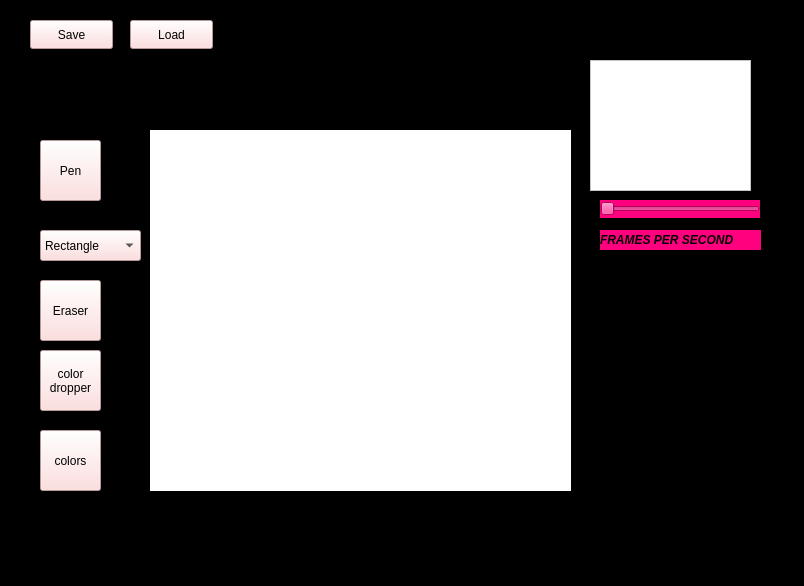
aishug18/SpriteEditor, file SpriteEditor/mainwindow.ui: the form before one commit.
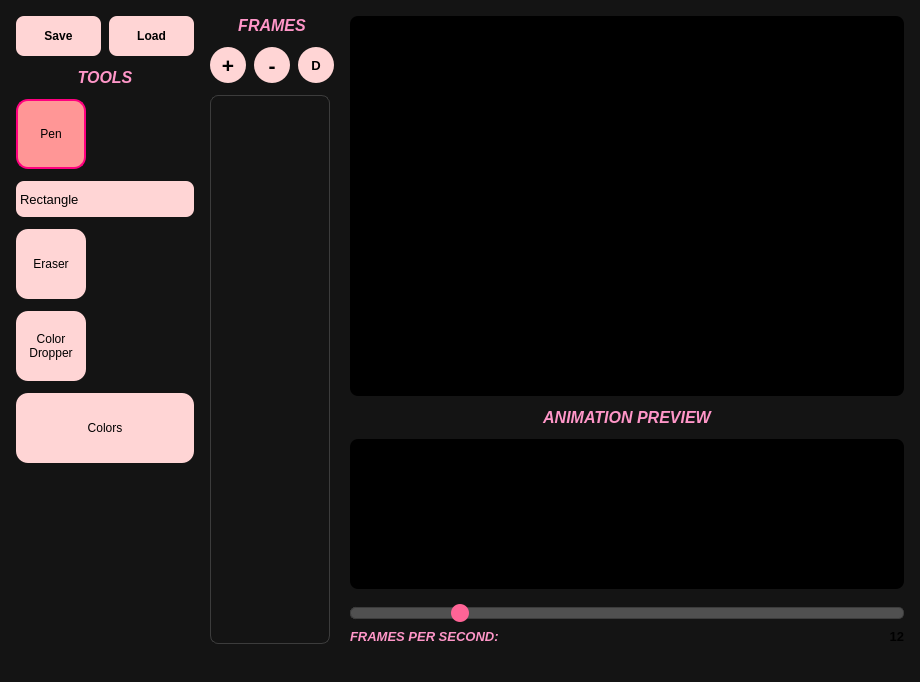
The form after the commit. Icons and pictures are not drawn. Custom widgets are drawn as their Qt base class.

```diff
--- a/SpriteEditor/mainwindow.ui
+++ b/SpriteEditor/mainwindow.ui
@@ -6,8 +6,8 @@
    <rect>
     <x>0</x>
     <y>0</y>
-    <width>804</width>
-    <height>586</height>
+    <width>920</width>
+    <height>650</height>
    </rect>
   </property>
   <property name="windowTitle">
@@ -17,293 +17,725 @@
    <bool>false</bool>
   </property>
   <property name="styleSheet">
-   <string notr="true">background-color: rgb(0, 0, 0);</string>
+   <string notr="true">background-color: rgb(20, 20, 20);</string>
   </property>
   <widget class="QWidget" name="centralwidget">
-   <widget class="SpriteCanvas" name="spriteCanvas" native="true">
-    <property name="geometry">
-     <rect>
-      <x>150</x>
-      <y>130</y>
-      <width>421</width>
-      <height>361</height>
-     </rect>
+   <layout class="QHBoxLayout" name="horizontalLayout">
+    <property name="spacing">
+     <number>16</number>
     </property>
-    <property name="styleSheet">
-     <string notr="true">QWidget {
-	background-color: rgb(255, 255, 255)
-}</string>
+    <property name="leftMargin">
+     <number>16</number>
     </property>
-   </widget>
-   <widget class="QToolButton" name="eraseToggleButton">
-    <property name="geometry">
-     <rect>
-      <x>40</x>
-      <y>280</y>
-      <width>61</width>
-      <height>61</height>
-     </rect>
+    <property name="topMargin">
+     <number>16</number>
     </property>
-    <property name="styleSheet">
-     <string notr="true">
-
-QToolButton {
-background-color: rgb(255, 213, 213)
-}</string>
+    <property name="rightMargin">
+     <number>16</number>
     </property>
-    <property name="text">
-     <string>Eraser</string>
+    <property name="bottomMargin">
+     <number>16</number>
     </property>
-    <property name="icon">
-     <iconset resource="icons.qrc">
-      <normaloff>:/icons/eraserIcon.png</normaloff>:/icons/eraserIcon.png</iconset>
-    </property>
-    <property name="iconSize">
-     <size>
-      <width>50</width>
-      <height>50</height>
-     </size>
-    </property>
-    <property name="checkable">
-     <bool>true</bool>
-    </property>
-   </widget>
-   <widget class="QPushButton" name="saveButton">
-    <property name="geometry">
-     <rect>
-      <x>30</x>
-      <y>20</y>
-      <width>83</width>
-      <height>29</height>
-     </rect>
-    </property>
-    <property name="styleSheet">
-     <string notr="true">
+    <item>
+     <!-- LEFT PANEL: TOOLS -->
+     <layout class="QVBoxLayout" name="toolsLayout">
+      <property name="spacing">
+       <number>12</number>
+      </property>
+      <item>
+       <layout class="QHBoxLayout" name="fileActionsLayout">
+        <property name="spacing">
+         <number>8</number>
+        </property>
+        <item>
+         <widget class="QPushButton" name="saveButton">
+          <property name="minimumSize">
+           <size>
+            <width>85</width>
+            <height>40</height>
+           </size>
+          </property>
+          <property name="font">
+           <font>
+            <bold>true</bold>
+           </font>
+          </property>
+          <property name="styleSheet">
+           <string notr="true">QPushButton {
+background-color: rgb(255, 213, 213);
+border-radius: 8px;
+font-weight: bold;
+}
+QPushButton:hover {
+  background-color: rgb(255, 190, 190);
+}</string>
+          </property>
+          <property name="text">
+           <string>Save</string>
+          </property>
+         </widget>
+        </item>
+        <item>
+         <widget class="QPushButton" name="loadButton">
+          <property name="minimumSize">
+           <size>
+            <width>85</width>
+            <height>40</height>
+           </size>
+          </property>
+          <property name="font">
+           <font>
+            <bold>true</bold>
+           </font>
+          </property>
+          <property name="styleSheet">
+           <string notr="true">QPushButton {
+background-color: rgb(255, 213, 213);
+border-radius: 8px;
+font-weight: bold;
+}
+QPushButton:hover {
+  background-color: rgb(255, 190, 190);
+}</string>
+          </property>
+          <property name="text">
+           <string>Load</string>
+          </property>
+         </widget>
+        </item>
+       </layout>
+      </item>
+      <item>
+       <widget class="QLabel" name="toolsLabel">
+        <property name="font">
+         <font>
+          <pointsize>12</pointsize>
+          <italic>true</italic>
+          <bold>true</bold>
+         </font>
+        </property>
+        <property name="styleSheet">
+         <string notr="true">color: rgb(255, 150, 200);</string>
+        </property>
+        <property name="text">
+         <string>TOOLS</string>
+        </property>
+        <property name="alignment">
+         <set>Qt::AlignCenter</set>
+        </property>
+       </widget>
+      </item>
+      <item>
+       <widget class="QToolButton" name="penToolButton">
+        <property name="minimumSize">
+         <size>
+          <width>70</width>
+          <height>70</height>
+         </size>
+        </property>
+        <property name="styleSheet">
+         <string notr="true">QToolButton {
+background-color: rgb(255, 213, 213);
+border-radius: 12px;
+}
 
-QPushButton {
-background-color: rgb(255, 213, 213)
+QToolButton:hover {
+  background-color: rgb(255, 190, 190);
+}
+
+QToolButton:checked {
+  background-color: rgb(255, 150, 150);
+  border: 2px solid rgb(255, 0, 127);
 }</string>
-    </property>
-    <property name="text">
-     <string>Save</string>
-    </property>
-   </widget>
-   <widget class="QPushButton" name="loadButton">
-    <property name="geometry">
-     <rect>
-      <x>130</x>
-      <y>20</y>
-      <width>83</width>
-      <height>29</height>
-     </rect>
-    </property>
-    <property name="styleSheet">
-     <string notr="true">
+        </property>
+        <property name="text">
+         <string>Pen</string>
+        </property>
+        <property name="icon">
+         <iconset resource="icons.qrc">
+          <normaloff>:/icons/penIcon.png</normaloff>:/icons/penIcon.png</iconset>
+        </property>
+        <property name="iconSize">
+         <size>
+          <width>48</width>
+          <height>48</height>
+         </size>
+        </property>
+        <property name="checkable">
+         <bool>true</bool>
+        </property>
+        <property name="checked">
+         <bool>true</bool>
+        </property>
+       </widget>
+      </item>
+      <item>
+       <widget class="QComboBox" name="shapeComboBox">
+        <property name="minimumSize">
+         <size>
+          <width>0</width>
+          <height>36</height>
+         </size>
+        </property>
+        <property name="font">
+         <font>
+          <pointsize>10</pointsize>
+         </font>
+        </property>
+        <property name="styleSheet">
+         <string notr="true">QComboBox {
+background-color: rgb(255, 213, 213);
+border-radius: 8px;
+padding: 4px;
+}
 
-QPushButton {
-background-color: rgb(255, 213, 213)
+QComboBox::drop-down {
+border-width: 0px;
+}
+
+QComboBox QAbstractItemView {
+background-color: rgb(255, 213, 213);
+selection-background-color: rgb(255, 0, 127);
 }</string>
-    </property>
-    <property name="text">
-     <string>Load</string>
-    </property>
-   </widget>
-   <widget class="QSlider" name="fpsSlider">
-    <property name="geometry">
-     <rect>
-      <x>600</x>
-      <y>200</y>
-      <width>160</width>
-      <height>18</height>
-     </rect>
-    </property>
-    <property name="styleSheet">
-     <string notr="true">QWidget {
-background-color: rgb(255, 0, 127)
+        </property>
+        <item>
+         <property name="text">
+          <string>Rectangle</string>
+         </property>
+        </item>
+        <item>
+         <property name="text">
+          <string>Square</string>
+         </property>
+        </item>
+        <item>
+         <property name="text">
+          <string>Circle</string>
+         </property>
+        </item>
+        <item>
+         <property name="text">
+          <string>Line</string>
+         </property>
+        </item>
+       </widget>
+      </item>
+      <item>
+       <widget class="QToolButton" name="eraseToggleButton">
+        <property name="minimumSize">
+         <size>
+          <width>70</width>
+          <height>70</height>
+         </size>
+        </property>
+        <property name="styleSheet">
+         <string notr="true">QToolButton {
+background-color: rgb(255, 213, 213);
+border-radius: 12px;
+}
+
+QToolButton:hover {
+  background-color: rgb(255, 190, 190);
+}
+
+QToolButton:checked {
+  background-color: rgb(255, 150, 150);
+  border: 2px solid rgb(255, 0, 127);
 }</string>
-    </property>
-    <property name="orientation">
-     <enum>Qt::Orientation::Horizontal</enum>
-    </property>
-   </widget>
-   <widget class="QLabel" name="label">
-    <property name="geometry">
-     <rect>
-      <x>600</x>
-      <y>230</y>
-      <width>161</width>
-      <height>20</height>
-     </rect>
-    </property>
-    <property name="font">
-     <font>
-      <italic>true</italic>
-      <bold>true</bold>
-     </font>
-    </property>
-    <property name="styleSheet">
-     <string notr="true">QWidget {
-background-color: rgb(255, 0, 127)
+        </property>
+        <property name="text">
+         <string>Eraser</string>
+        </property>
+        <property name="icon">
+         <iconset resource="icons.qrc">
+          <normaloff>:/icons/eraserIcon.png</normaloff>:/icons/eraserIcon.png</iconset>
+        </property>
+        <property name="iconSize">
+         <size>
+          <width>48</width>
+          <height>48</height>
+         </size>
+        </property>
+        <property name="checkable">
+         <bool>true</bool>
+        </property>
+       </widget>
+      </item>
+      <item>
+       <widget class="QToolButton" name="colorDropperToolButton">
+        <property name="minimumSize">
+         <size>
+          <width>70</width>
+          <height>70</height>
+         </size>
+        </property>
+        <property name="styleSheet">
+         <string notr="true">QToolButton {
+background-color: rgb(255, 213, 213);
+border-radius: 12px;
+}
+
+QToolButton:hover {
+  background-color: rgb(255, 190, 190);
+}
+
+QToolButton:checked {
+  background-color: rgb(255, 150, 150);
+  border: 2px solid rgb(255, 0, 127);
 }</string>
-    </property>
-    <property name="text">
-     <string>FRAMES PER SECOND</string>
-    </property>
-   </widget>
-   <widget class="QFrame" name="frame">
-    <property name="geometry">
-     <rect>
-      <x>590</x>
-      <y>60</y>
-      <width>161</width>
-      <height>131</height>
-     </rect>
-    </property>
-    <property name="styleSheet">
-     <string notr="true">QWidget {
-	background-color: rgb(255, 255, 255)
+        </property>
+        <property name="text">
+         <string>Color
+Dropper</string>
+        </property>
+        <property name="iconSize">
+         <size>
+          <width>48</width>
+          <height>48</height>
+         </size>
+        </property>
+        <property name="checkable">
+         <bool>true</bool>
+        </property>
+       </widget>
+      </item>
+      <item>
+       <widget class="QPushButton" name="colorPushButton">
+        <property name="minimumSize">
+         <size>
+          <width>70</width>
+          <height>70</height>
+         </size>
+        </property>
+        <property name="styleSheet">
+         <string notr="true">QPushButton {
+background-color: rgb(255, 213, 213);
+border-radius: 12px;
+}
+
+QPushButton:hover {
+  background-color: rgb(255, 190, 190);
 }</string>
-    </property>
-    <property name="frameShape">
-     <enum>QFrame::Shape::StyledPanel</enum>
-    </property>
-    <property name="frameShadow">
-     <enum>QFrame::Shadow::Raised</enum>
-    </property>
-   </widget>
-   <widget class="QLabel" name="label_2">
-    <property name="geometry">
-     <rect>
-      <x>590</x>
-      <y>30</y>
-      <width>161</width>
-      <height>20</height>
-     </rect>
-    </property>
-    <property name="font">
-     <font>
-      <italic>true</italic>
-      <bold>true</bold>
-      <underline>false</underline>
-     </font>
-    </property>
-    <property name="styleSheet">
-     <string notr="true">QWidget {
-background-color: rgb(255, 0, 127)
-}rgb(255, 0, 127)</string>
-    </property>
-    <property name="text">
-     <string>ANIMATION PREVIEW</string>
-    </property>
-   </widget>
-   <widget class="QToolButton" name="penToolButton">
-    <property name="geometry">
-     <rect>
-      <x>40</x>
-      <y>140</y>
-      <width>61</width>
-      <height>61</height>
-     </rect>
-    </property>
-    <property name="styleSheet">
-     <string notr="true">
+        </property>
+        <property name="text">
+         <string>Colors</string>
+        </property>
+       </widget>
+      </item>
+      <item>
+       <spacer name="verticalSpacer">
+        <property name="orientation">
+         <enum>Qt::Vertical</enum>
+        </property>
+        <property name="sizeHint" stdset="0">
+         <size>
+          <width>20</width>
+          <height>40</height>
+         </size>
+        </property>
+       </spacer>
+      </item>
+     </layout>
+    </item>
 
-QToolButton {
-background-color: rgb(255, 213, 213)
+    <!-- MIDDLE PANEL: FRAMES -->
+    <item>
+     <layout class="QVBoxLayout" name="framesColumnLayout">
+      <property name="spacing">
+       <number>12</number>
+      </property>
+      <item>
+       <widget class="QLabel" name="framesLabel">
+        <property name="font">
+         <font>
+          <pointsize>12</pointsize>
+          <italic>true</italic>
+          <bold>true</bold>
+         </font>
+        </property>
+        <property name="styleSheet">
+         <string notr="true">color: rgb(255, 150, 200);</string>
+        </property>
+        <property name="text">
+         <string>FRAMES</string>
+        </property>
+        <property name="alignment">
+         <set>Qt::AlignCenter</set>
+        </property>
+       </widget>
+      </item>
+      <item>
+       <layout class="QHBoxLayout" name="frameControlsLayout">
+        <property name="spacing">
+         <number>8</number>
+        </property>
+        <item>
+         <widget class="QPushButton" name="addFrameButton">
+          <property name="minimumSize">
+           <size>
+            <width>36</width>
+            <height>36</height>
+           </size>
+          </property>
+          <property name="maximumSize">
+           <size>
+            <width>36</width>
+            <height>36</height>
+           </size>
+          </property>
+          <property name="font">
+           <font>
+            <pointsize>16</pointsize>
+            <bold>true</bold>
+           </font>
+          </property>
+          <property name="toolTip">
+           <string>Add New Frame</string>
+          </property>
+          <property name="styleSheet">
+           <string notr="true">QPushButton {
+  background-color: rgb(255, 213, 213);
+  border-radius: 18px;
+}
+
+QPushButton:hover {
+  background-color: rgb(255, 190, 190);
 }</string>
-    </property>
-    <property name="text">
-     <string>Pen</string>
-    </property>
-    <property name="icon">
-     <iconset resource="icons.qrc">
-      <normaloff>:/icons/penIcon.png</normaloff>:/icons/penIcon.png</iconset>
-    </property>
-    <property name="iconSize">
-     <size>
-      <width>60</width>
-      <height>60</height>
-     </size>
-    </property>
-   </widget>
-   <widget class="QToolButton" name="colorDropperToolButton">
-    <property name="geometry">
-     <rect>
-      <x>40</x>
-      <y>350</y>
-      <width>61</width>
-      <height>61</height>
-     </rect>
-    </property>
-    <property name="styleSheet">
-     <string notr="true">
+          </property>
+          <property name="text">
+           <string>+</string>
+          </property>
+         </widget>
+        </item>
+        <item>
+         <widget class="QPushButton" name="deleteFrameButton">
+          <property name="minimumSize">
+           <size>
+            <width>36</width>
+            <height>36</height>
+           </size>
+          </property>
+          <property name="maximumSize">
+           <size>
+            <width>36</width>
+            <height>36</height>
+           </size>
+          </property>
+          <property name="font">
+           <font>
+            <pointsize>16</pointsize>
+            <bold>true</bold>
+           </font>
+          </property>
+          <property name="toolTip">
+           <string>Delete Current Frame</string>
+          </property>
+          <property name="styleSheet">
+           <string notr="true">QPushButton {
+  background-color: rgb(255, 213, 213);
+  border-radius: 18px;
+}
 
-QToolButton {
-background-color: rgb(255, 213, 213)
+QPushButton:hover {
+  background-color: rgb(255, 190, 190);
 }</string>
-    </property>
-    <property name="text">
-     <string>color
-dropper</string>
-    </property>
-   </widget>
-   <widget class="QPushButton" name="colorPushButton">
-    <property name="geometry">
-     <rect>
-      <x>40</x>
-      <y>430</y>
-      <width>61</width>
-      <height>61</height>
-     </rect>
-    </property>
-    <property name="styleSheet">
-     <string notr="true">
+          </property>
+          <property name="text">
+           <string>-</string>
+          </property>
+         </widget>
+        </item>
+        <item>
+         <widget class="QPushButton" name="duplicateFrameButton">
+          <property name="minimumSize">
+           <size>
+            <width>36</width>
+            <height>36</height>
+           </size>
+          </property>
+          <property name="maximumSize">
+           <size>
+            <width>36</width>
+            <height>36</height>
+           </size>
+          </property>
+          <property name="font">
+           <font>
+            <pointsize>10</pointsize>
+            <bold>true</bold>
+           </font>
+          </property>
+          <property name="toolTip">
+           <string>Duplicate Current Frame</string>
+          </property>
+          <property name="styleSheet">
+           <string notr="true">QPushButton {
+  background-color: rgb(255, 213, 213);
+  border-radius: 18px;
+}
 
-QPushButton {
-background-color: rgb(255, 213, 213)
+QPushButton:hover {
+  background-color: rgb(255, 190, 190);
 }</string>
-    </property>
-    <property name="text">
-     <string>colors</string>
-    </property>
-   </widget>
-   <widget class="QComboBox" name="shapeComboBox">
-    <property name="geometry">
-     <rect>
-      <x>40</x>
-      <y>230</y>
-      <width>101</width>
-      <height>31</height>
-     </rect>
-    </property>
-    <property name="styleSheet">
-     <string notr="true">
+          </property>
+          <property name="text">
+           <string>D</string>
+          </property>
+         </widget>
+        </item>
+       </layout>
+      </item>
+      <item>
+       <widget class="QScrollArea" name="framesScrollArea">
+        <property name="minimumSize">
+         <size>
+          <width>120</width>
+          <height>0</height>
+         </size>
+        </property>
+        <property name="maximumSize">
+         <size>
+          <width>120</width>
+          <height>16777215</height>
+         </size>
+        </property>
+        <property name="styleSheet">
+         <string notr="true">QScrollArea {
+  background-color: transparent;
+  border: 1px solid rgb(60, 60, 60);
+  border-radius: 8px;
+}
 
-QComboBox{
-background-color: rgb(255, 213, 213)
+QScrollBar:vertical {
+  border: none;
+  background: rgba(60, 60, 60, 120);
+  width: 10px;
+  border-radius: 5px;
+  margin: 0px;
+}
+
+QScrollBar::handle:vertical {
+  background: rgb(255, 100, 150);
+  border-radius: 5px;
+  min-height: 20px;
+}
+
+QScrollBar::add-line:vertical, QScrollBar::sub-line:vertical {
+  height: 0px;
 }</string>
-    </property>
-    <item>
-     <property name="text">
-      <string>Rectangle</string>
-     </property>
+        </property>
+        <property name="verticalScrollBarPolicy">
+         <enum>Qt::ScrollBarAsNeeded</enum>
+        </property>
+        <property name="horizontalScrollBarPolicy">
+         <enum>Qt::ScrollBarAlwaysOff</enum>
+        </property>
+        <property name="widgetResizable">
+         <bool>true</bool>
+        </property>
+        <widget class="QWidget" name="scrollAreaWidgetContents">
+         <property name="geometry">
+          <rect>
+           <x>0</x>
+           <y>0</y>
+           <width>118</width>
+           <height>473</height>
+          </rect>
+         </property>
+         <property name="styleSheet">
+          <string notr="true">background-color: transparent;</string>
+         </property>
+         <layout class="QVBoxLayout" name="thumbnailsLayout">
+          <property name="spacing">
+           <number>8</number>
+          </property>
+          <property name="leftMargin">
+           <number>8</number>
+          </property>
+          <property name="topMargin">
+           <number>8</number>
+          </property>
+          <property name="rightMargin">
+           <number>8</number>
+          </property>
+          <property name="bottomMargin">
+           <number>8</number>
+          </property>
+         </layout>
+        </widget>
+       </widget>
+      </item>
+     </layout>
     </item>
+
+    <!-- RIGHT PANEL: CANVAS & PREVIEW -->
     <item>
-     <property name="text">
-      <string>Square</string>
-     </property>
+     <layout class="QVBoxLayout" name="canvasLayout">
+      <property name="spacing">
+       <number>12</number>
+      </property>
+      <item>
+       <widget class="SpriteCanvas" name="spriteCanvas" native="true">
+        <property name="minimumSize">
+         <size>
+          <width>420</width>
+          <height>380</height>
+         </size>
+        </property>
+        <property name="styleSheet">
+         <string notr="true">QWidget {
+  background-color: rgb(0, 0, 0);
+  border-radius: 8px;
+}</string>
+        </property>
+       </widget>
+      </item>
+      <item>
+       <widget class="QLabel" name="previewLabel">
+        <property name="font">
+         <font>
+          <pointsize>12</pointsize>
+          <italic>true</italic>
+          <bold>true</bold>
+          <underline>false</underline>
+         </font>
+        </property>
+        <property name="styleSheet">
+         <string notr="true">color: rgb(255, 150, 200);</string>
+        </property>
+        <property name="text">
+         <string>ANIMATION PREVIEW</string>
+        </property>
+        <property name="alignment">
+         <set>Qt::AlignCenter</set>
+        </property>
+       </widget>
+      </item>
+      <item>
+       <widget class="QFrame" name="previewFrame">
+        <property name="minimumSize">
+         <size>
+          <width>0</width>
+          <height>150</height>
+         </size>
+        </property>
+        <property name="styleSheet">
+         <string notr="true">QFrame {
+  background-color: rgb(0, 0, 0);
+  border-radius: 8px;
+}</string>
+        </property>
+        <property name="frameShape">
+         <enum>QFrame::StyledPanel</enum>
+        </property>
+        <property name="frameShadow">
+         <enum>QFrame::Raised</enum>
+        </property>
+       </widget>
+      </item>
+      <item>
+       <layout class="QVBoxLayout" name="fpsControlLayout">
+        <property name="spacing">
+         <number>4</number>
+        </property>
+        <item>
+         <widget class="QSlider" name="fpsSlider">
+          <property name="minimumSize">
+           <size>
+            <width>0</width>
+            <height>24</height>
+           </size>
+          </property>
+          <property name="styleSheet">
+           <string notr="true">QSlider::groove:horizontal {
+  border: 1px solid rgb(60, 60, 60);
+  height: 10px;
+  background: rgb(80, 80, 80);
+  border-radius: 5px;
+}
+
+QSlider::handle:horizontal {
+  background: rgb(255, 100, 150);
+  border: none;
+  width: 18px;
+  margin-top: -4px;
+  margin-bottom: -4px;
+  border-radius: 9px;
+}
+
+QSlider::sub-page:horizontal {
+  background: qlineargradient(x1: 0, y1: 0, x2: 1, y2: 0,
+                              stop: 0 rgb(255, 100, 150), stop: 1 rgb(255, 213, 213));
+  border: 1px solid rgb(60, 60, 60);
+  height: 10px;
+  border-radius: 5px;
+}</string>
+          </property>
+          <property name="minimum">
+           <number>1</number>
+          </property>
+          <property name="maximum">
+           <number>60</number>
+          </property>
+          <property name="value">
+           <number>12</number>
+          </property>
+          <property name="orientation">
+           <enum>Qt::Horizontal</enum>
+          </property>
+          <property name="tickPosition">
+           <enum>QSlider::TicksBelow</enum>
+          </property>
+          <property name="tickInterval">
+           <number>10</number>
+          </property>
+         </widget>
+        </item>
+        <item>
+         <layout class="QHBoxLayout" name="fpsLabelLayout">
+          <item>
+           <widget class="QLabel" name="fpsLabel">
+            <property name="font">
+             <font>
+              <pointsize>10</pointsize>
+              <italic>true</italic>
+              <bold>true</bold>
+             </font>
+            </property>
+            <property name="styleSheet">
+             <string notr="true">color: rgb(255, 150, 200);</string>
+            </property>
+            <property name="text">
+             <string>FRAMES PER SECOND:</string>
+            </property>
+           </widget>
+          </item>
+          <item>
+           <widget class="QLabel" name="fpsValueLabel">
+            <property name="font">
+             <font>
+              <pointsize>10</pointsize>
+              <bold>true</bold>
+             </font>
+            </property>
+            <property name="styleSheet">
+             <string notr="true">color: rgb(0, 0, 0);</string>
+            </property>
+            <property name="text">
+             <string>12</string>
+            </property>
+            <property name="alignment">
+             <set>Qt::AlignRight|Qt::AlignTrailing|Qt::AlignVCenter</set>
+            </property>
+           </widget>
+          </item>
+         </layout>
+        </item>
+       </layout>
+      </item>
+     </layout>
     </item>
-    <item>
-     <property name="text">
-      <string>Circle</string>
-     </property>
-    </item>
-    <item>
-     <property name="text">
-      <string>Line</string>
-     </property>
-    </item>
-   </widget>
+   </layout>
   </widget>
   <widget class="QMenuBar" name="menubar">
    <property name="geometry">
```
Left out of the diff: 7 changed lines with no effect on the pictures.
